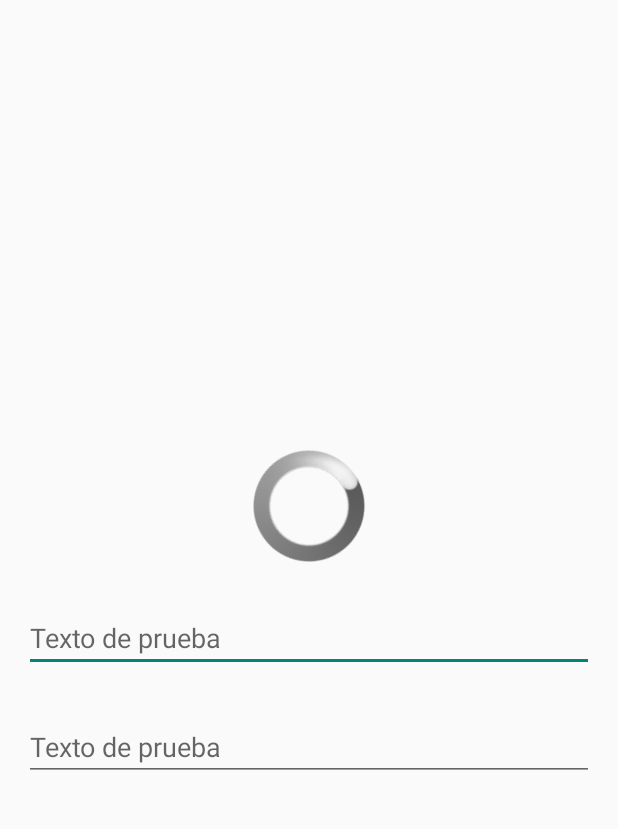
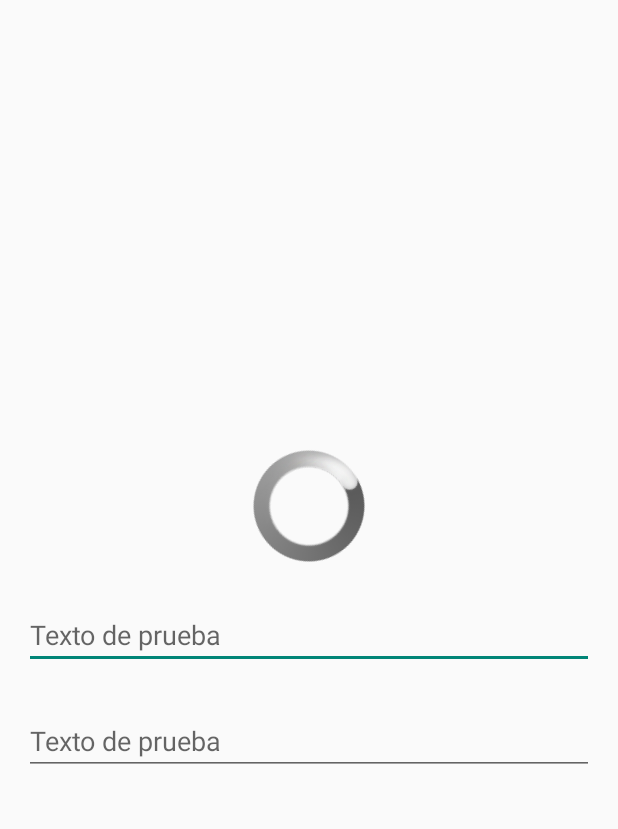
Before and after one commit to JavierSP1209/BaseAndroid, an Android app: the screen it shows after launch (SplashActivity), with the options menu open, on a phone screen of 412 x 824 dp, the part 154-983 px from its top. Run offline under Robolectric (Android 15) with nearby library versions, the phone set to English and light mode, and no system bars; 2 statements that could not run were skipped.

Commit message:
Fix compatibility issues for Android 2.x

```diff
--- a/BaseAndroid/src/main/java/com/cmovil/baseandroid/view/util/FloatingHintControl.java
+++ b/BaseAndroid/src/main/java/com/cmovil/baseandroid/view/util/FloatingHintControl.java
@@ -24,6 +24,7 @@ package com.cmovil.baseandroid.view.util;
 
 import android.animation.Animator;
 import android.animation.AnimatorListenerAdapter;
+import android.annotation.TargetApi;
 import android.content.Context;
 import android.content.res.TypedArray;
 import android.os.Build;
@@ -43,6 +44,7 @@ import android.view.animation.AnimationSet;
 import android.view.animation.TranslateAnimation;
 import android.widget.EditText;
 import android.widget.FrameLayout;
+import android.widget.LinearLayout;
 import android.widget.TextView;
 
 import com.cmovil.baseandroid.R;
@@ -59,7 +61,7 @@ import com.cmovil.baseandroid.util.KeyDictionary;
  * @see <a href="https://gist.github.com/chrisbanes/11247418#file-floatlabellayout-java">Chrisbanes Gist</a>
  * @since 31/07/14
  */
-public class FloatingHintControl extends FrameLayout {
+public class FloatingHintControl extends LinearLayout {
 
 	private static final int DEFAULT_ANIMATION_DURATION = 150;
 	private static final float DEFAULT_PADDING_LEFT_RIGHT_DP = 12f;
@@ -74,12 +76,17 @@ public class FloatingHintControl extends FrameLayout {
 	}
 
 	public FloatingHintControl(Context context, AttributeSet attrs) {
-		this(context, attrs, 0);
+		super(context, attrs);
+		initFloatingHintControl(context,attrs);
 	}
 
+	@TargetApi(Build.VERSION_CODES.HONEYCOMB)
 	public FloatingHintControl(Context context, AttributeSet attrs, int defStyle) {
 		super(context, attrs, defStyle);
+		initFloatingHintControl(context,attrs);
+	}
 
+	public void initFloatingHintControl(Context context, AttributeSet attrs){
 		final TypedArray a = context.obtainStyledAttributes(attrs, R.styleable.FloatLabelLayout);
 
 		final int sidePadding = a.getDimensionPixelSize(R.styleable.FloatLabelLayout_floatLabelSidePadding,
@@ -90,6 +97,7 @@ public class FloatingHintControl extends FrameLayout {
 		mLabel.setPadding(sidePadding, 0, sidePadding, 0);
 		mLabel.setVisibility(INVISIBLE);
 
+
 		//Set label text format
 		mLabel.setTextAppearance(context, a.getResourceId(R.styleable.FloatLabelLayout_floatLabelTextAppearance,
 			android.R.style.TextAppearance_Small));
@@ -97,7 +105,9 @@ public class FloatingHintControl extends FrameLayout {
 		//Get animation duration or set the default one
 		animationDuration = a.getInteger(R.styleable.FloatLabelLayout_animationDuration, DEFAULT_ANIMATION_DURATION);
 
+		setOrientation(LinearLayout.VERTICAL);
 		addView(mLabel, LayoutParams.WRAP_CONTENT, LayoutParams.WRAP_CONTENT);
+
 
 		a.recycle();
 	}
@@ -112,10 +122,10 @@ public class FloatingHintControl extends FrameLayout {
 
 			// Update the layout params so that the EditText is at the bottom, with enough top
 			// margin to show the label
-			final LayoutParams lp = new LayoutParams(params);
-			lp.gravity = Gravity.BOTTOM;
-			lp.topMargin = (int) mLabel.getTextSize();
-			params = lp;
+			//final LayoutParams lp = new LayoutParams(params);
+			//lp.gravity = Gravity.BOTTOM;
+			//lp.topMargin = (int) mLabel.getTextSize();
+			//params = lp;
 
 			setEditText((EditText) child);
 		}
@@ -242,8 +252,7 @@ public class FloatingHintControl extends FrameLayout {
 				.setListener(new AnimatorListenerAdapter() {
 					@Override
 					public void onAnimationEnd(Animator animation) {
-						Log.d(KeyDictionary.TAG, "GONE");
-						mLabel.setVisibility(View.GONE);
+						mLabel.setVisibility(INVISIBLE);
 					}
 				}).start();
 		} else {
@@ -269,7 +278,7 @@ public class FloatingHintControl extends FrameLayout {
 
 				@Override
 				public void onAnimationEnd(Animation animation) {
-					mLabel.setVisibility(View.GONE);
+					mLabel.setVisibility(View.INVISIBLE);
 				}
 
 				@Override
--- /dev/null
+++ b/BaseAndroidTest/src/main/res/drawable-xhdpi/apptheme_edit_text_holo_light.xml
@@ -0,0 +1,25 @@
+<?xml version="1.0" encoding="utf-8"?>
+<!-- Copyright (C) 2010 The Android Open Source Project
+
+     Licensed under the Apache License, Version 2.0 (the "License");
+     you may not use this file except in compliance with the License.
+     You may obtain a copy of the License at
+
+          http://www.apache.org/licenses/LICENSE-2.0
+
+     Unless required by applicable law or agreed to in writing, software
+     distributed under the License is distributed on an "AS IS" BASIS,
+     WITHOUT WARRANTIES OR CONDITIONS OF ANY KIND, either express or implied.
+     See the License for the specific language governing permissions and
+     limitations under the License.
+-->
+
+<selector xmlns:android="http://schemas.android.com/apk/res/android">
+    <item android:state_window_focused="false" android:state_enabled="true" android:drawable="@drawable/apptheme_textfield_default_holo_light" />
+    <item android:state_window_focused="false" android:state_enabled="false" android:drawable="@drawable/apptheme_textfield_disabled_holo_light" />
+    <item android:state_enabled="true" android:state_focused="true" android:drawable="@drawable/apptheme_textfield_activated_holo_light" />
+    <item android:state_enabled="true" android:state_activated="true" android:drawable="@drawable/apptheme_textfield_focused_holo_light" />
+    <item android:state_enabled="true" android:drawable="@drawable/apptheme_textfield_default_holo_light" />
+    <item android:state_focused="true" android:drawable="@drawable/apptheme_textfield_disabled_focused_holo_light" />
+    <item android:drawable="@drawable/apptheme_textfield_disabled_holo_light" />
+</selector>
--- a/BaseAndroidTest/src/main/res/layout/splash_activity.xml
+++ b/BaseAndroidTest/src/main/res/layout/splash_activity.xml
@@ -13,13 +13,14 @@
 		android:id="@+id/txtSectionNumber"
 		android:layout_width="wrap_content"
 		android:layout_height="wrap_content"
-        android:text="@string/hello_world" />
+		android:text="@string/hello_world"/>
 
 	<ImageView
 		android:id="@+id/imgTest"
 		android:layout_width="match_parent"
 		android:layout_height="match_parent"
 		android:layout_below="@id/txtSectionNumber"/>
+
 	<ProgressBar
 		android:id="@+id/progress"
 		android:layout_width="wrap_content"
@@ -31,7 +32,7 @@
 	<com.cmovil.baseandroid.view.util.FloatingHintControl
 		android:layout_width="match_parent"
 		android:layout_height="wrap_content"
-		android:layout_marginTop="16dp"
+		android:layout_marginTop="10dp"
 		android:layout_below="@id/progress"
 		android:id="@+id/txtTest"
 		app:animationDuration="1000"
@@ -44,14 +45,14 @@
 			android:hint="Texto de prueba"
 			android:singleLine="true"
 			android:inputType="textNoSuggestions"
-			android:imeOptions="actionDone" />
+			android:imeOptions="actionDone"/>
 
 	</com.cmovil.baseandroid.view.util.FloatingHintControl>
 
 	<com.cmovil.baseandroid.view.util.FloatingHintControl
 		android:layout_width="match_parent"
 		android:layout_height="wrap_content"
-		android:layout_marginTop="16dp"
+		android:layout_marginTop="10dp"
 		android:id="@+id/txtTest2"
 		android:layout_below="@id/txtTest"
 		app:floatLabelTextAppearance="@style/TextAppearance.Test.FloatingHing">
@@ -63,7 +64,7 @@
 			android:hint="Texto de prueba"
 			android:singleLine="true"
 			android:inputType="textNoSuggestions"
-			android:imeOptions="actionDone" />
+			android:imeOptions="actionDone"/>
 
 	</com.cmovil.baseandroid.view.util.FloatingHintControl>
 
--- a/BaseAndroidTest/src/main/res/values/styles.xml
+++ b/BaseAndroidTest/src/main/res/values/styles.xml
@@ -10,8 +10,17 @@
             Theme customizations available in newer API levels can go in
             res/values-vXX/styles.xml, while customizations related to
             backward-compatibility can go here.
+
         -->
+
+	    <item name="android:editTextStyle">@style/EditTextAppTheme</item>
+
     </style>
+
+	<style name="EditTextAppTheme" parent="android:Widget.EditText">
+		<item name="android:background">@drawable/apptheme_edit_text_holo_light</item>
+		<item name="android:textColor">#000000</item>
+	</style>
 
     <!-- Application theme. -->
     <style name="AppTheme" parent="AppBaseTheme">
```
Also changed, not shown: BaseAndroidTest/src/main/res/drawable-xhdpi/apptheme_textfield_activated_holo_light.9.png (added), BaseAndroidTest/src/main/res/drawable-xhdpi/apptheme_textfield_default_holo_light.9.png (added), BaseAndroidTest/src/main/res/drawable-xhdpi/apptheme_textfield_disabled_focused_holo_light.9.png (added), BaseAndroidTest/src/main/res/drawable-xhdpi/apptheme_textfield_disabled_holo_light.9.png (added), BaseAndroidTest/src/main/res/drawable-xhdpi/apptheme_textfield_focused_holo_light.9.png (added). Lines whose indentation alone changed are shown as unchanged.
